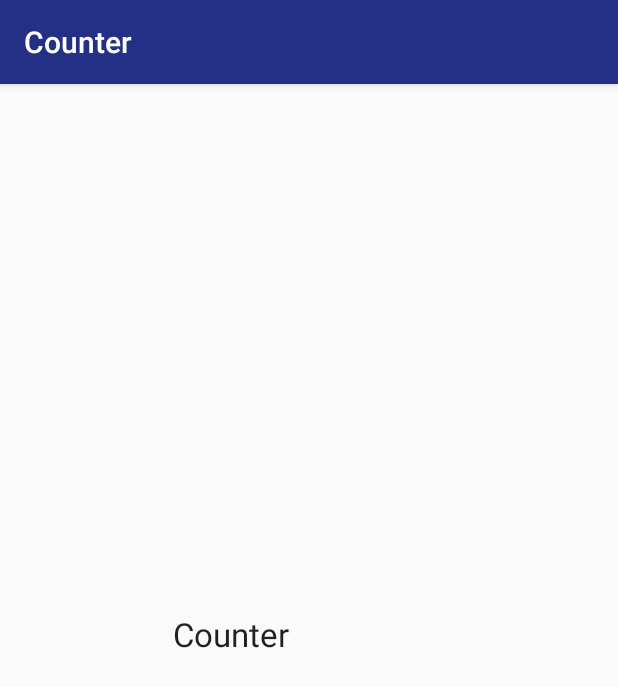
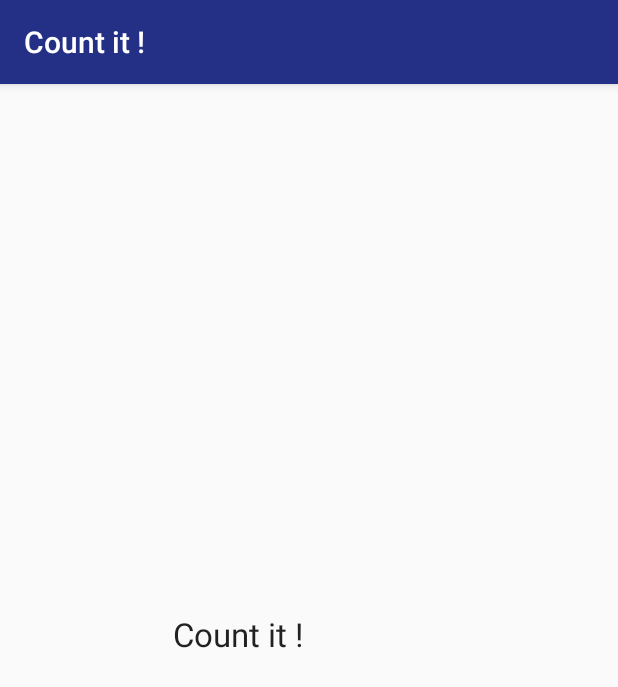
Before and after one commit to Sreenadh1543/Android-User-Interface, an Android app: the screen it shows after launch (MainActivity), on a phone screen of 412 x 824 dp. Shown: the top 687 px of the screen. Run offline under Robolectric (Android 15) with nearby library versions, the phone set to English and light mode, and no system bars.

Commit message:
Add Strings for application context

```diff
--- a/ToastCounter/app/src/main/res/values/strings.xml
+++ b/ToastCounter/app/src/main/res/values/strings.xml
@@ -1,3 +1,6 @@
 <resources>
-    <string name="app_name">Counter</string>
+    <string name="app_name">Count it !</string>
+    <string name="button_toast">Get Toast</string>
+    <string name="button_counter">Increment Counter</string>
+    <string name="counter_value">0</string>
 </resources>
```
